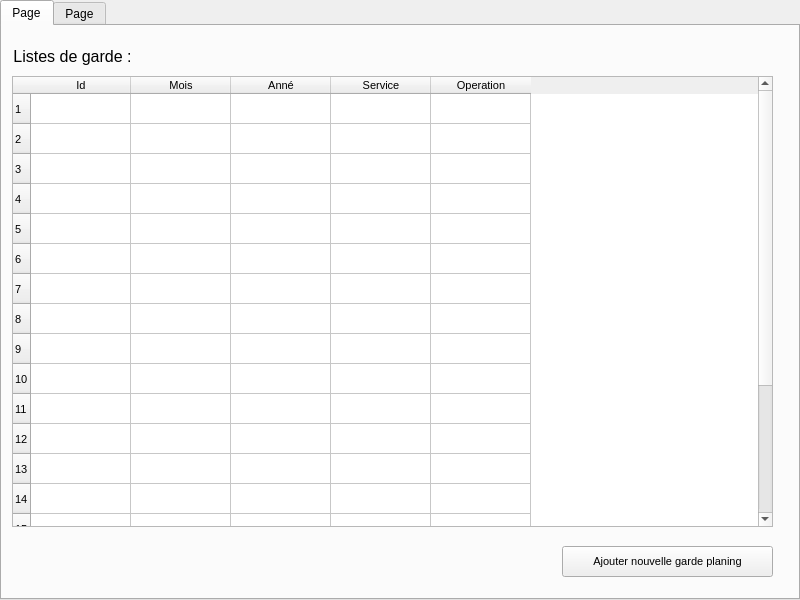
otmanLAHRECHE/EPSP_Garde_Project, file ui/urgence.ui: the form before one commit.
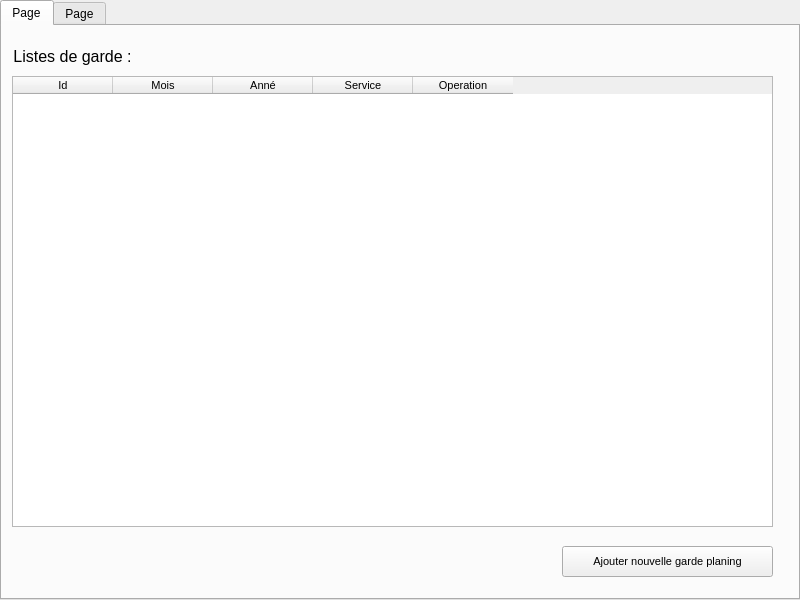
The form after the commit. Icons and pictures are not drawn.

The edit to the form file:
```diff
--- a/ui/urgence.ui
+++ b/ui/urgence.ui
@@ -110,106 +110,6 @@
         <verstretch>0</verstretch>
        </sizepolicy>
       </property>
-      <row>
-       <property name="text">
-        <string>1</string>
-       </property>
-      </row>
-      <row>
-       <property name="text">
-        <string>2</string>
-       </property>
-      </row>
-      <row>
-       <property name="text">
-        <string>3</string>
-       </property>
-      </row>
-      <row>
-       <property name="text">
-        <string>4</string>
-       </property>
-      </row>
-      <row>
-       <property name="text">
-        <string>5</string>
-       </property>
-      </row>
-      <row>
-       <property name="text">
-        <string>6</string>
-       </property>
-      </row>
-      <row>
-       <property name="text">
-        <string>7</string>
-       </property>
-      </row>
-      <row>
-       <property name="text">
-        <string>8</string>
-       </property>
-      </row>
-      <row>
-       <property name="text">
-        <string>9</string>
-       </property>
-      </row>
-      <row>
-       <property name="text">
-        <string>10</string>
-       </property>
-      </row>
-      <row>
-       <property name="text">
-        <string>11</string>
-       </property>
-      </row>
-      <row>
-       <property name="text">
-        <string>12</string>
-       </property>
-      </row>
-      <row>
-       <property name="text">
-        <string>13</string>
-       </property>
-      </row>
-      <row>
-       <property name="text">
-        <string>14</string>
-       </property>
-      </row>
-      <row>
-       <property name="text">
-        <string>15</string>
-       </property>
-      </row>
-      <row>
-       <property name="text">
-        <string>16</string>
-       </property>
-      </row>
-      <row>
-       <property name="text">
-        <string>17</string>
-       </property>
-      </row>
-      <row>
-       <property name="text">
-        <string>18</string>
-       </property>
-      </row>
-      <row>
-       <property name="text">
-        <string>19</string>
-       </property>
-      </row>
-      <row>
-       <property name="text">
-        <string>20</string>
-       </property>
-      </row>
       <column>
        <property name="text">
         <string>Id</string>
```
Left out of the diff: 6 changed lines with no effect on the pictures.
